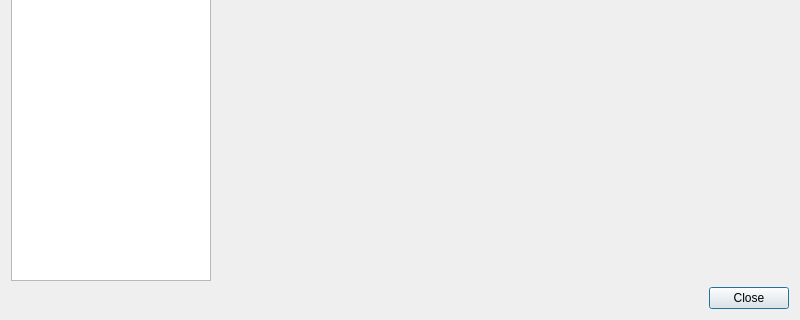
First picture: the form in src/Sigil/Form_Files/Preferences.ui, repository Sigil-Ebook/Sigil, before the edit; both pictures show x 0 to 800 and y 280 to 600 of the 800 by 600 pixel window.
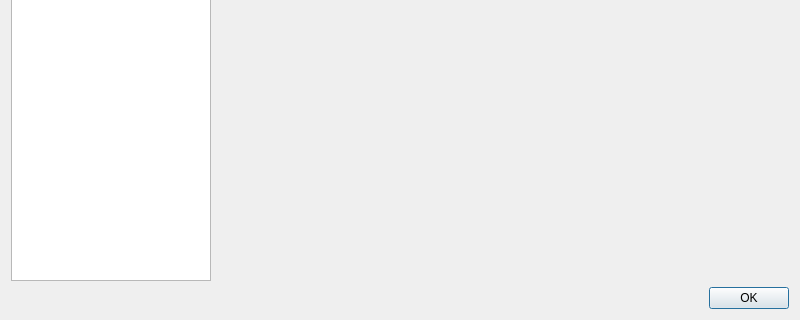
Second picture: the form after the edit.

Commit message: Change preferences, about, clip, search to use OK buttons instead of close/save for consistency.

```diff
--- a/src/Sigil/Form_Files/Preferences.ui
+++ b/src/Sigil/Form_Files/Preferences.ui
@@ -59,7 +59,7 @@
       <enum>Qt::Horizontal</enum>
      </property>
      <property name="standardButtons">
-      <set>QDialogButtonBox::Close</set>
+      <set>QDialogButtonBox::Ok</set>
      </property>
     </widget>
    </item>
```
The commit also changes 3 other files.
